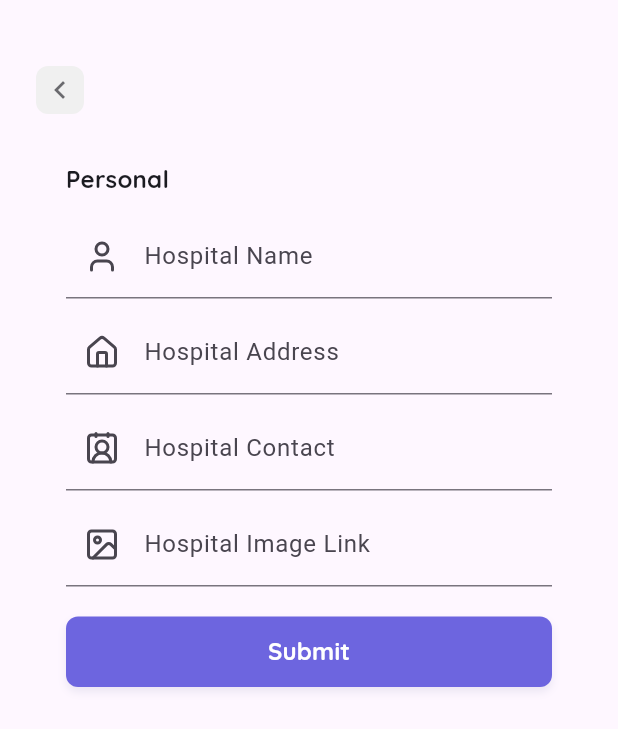
After one commit to syhrulhkim/blood_donation, a Flutter app: the MainAdmin screen opened directly, after a tap on the "add" icon, on a phone screen of 412 x 824 dp. The commit adds this screen. Shown: the top 729 px of the screen. Run offline on Flutter 3.47's test engine with Material 3 defaults, Android fonts, the phone set to English and light mode, and no system bars; our stand-ins replace cloud_firestore, firebase_core, google_fonts, lucide_icons, shared_preferences; accounts and stored records are empty; network calls fail.

Commit message:
read : read data from firebase

```diff
--- a/lib/api/main_api.dart
+++ b/lib/api/main_api.dart
@@ -1,6 +1,6 @@
+import 'dart:convert';
 import 'package:blood_donation/models/hospital.dart';
 import 'package:cloud_firestore/cloud_firestore.dart';
-import 'package:flutter/material.dart';
 
 class MainAPI {
   final _db = FirebaseFirestore.instance;
@@ -8,7 +8,8 @@ class MainAPI {
   Future<List<Hospital>> allHospital() async {
     final snapshot = await _db.collection("hospital").get();
     final data = snapshot.docs.map((e) => Hospital.fromSnapshot(e)).toList();
-    print("data : $data");
+    final jsonData = data.map((hospital) => json.encode(hospital)).toList();
+    print("data : $jsonData");
     return data;
   }
 }
--- a/lib/models/hospital.dart
+++ b/lib/models/hospital.dart
@@ -4,15 +4,30 @@ class Hospital {
   final String? id;
   final String hospitalID;
   final String criticalBloodId;
+  final String hospitalAddress;
+  final String hospitalName;
+  final String hospitalContact;
+  final String hospitalImage;
 
   const Hospital ({
     this.id,
     required this.hospitalID,
     required this.criticalBloodId,
+    required this.hospitalAddress,
+    required this.hospitalName,
+    required this.hospitalContact,
+    required this.hospitalImage,
   });
 
   toJson(){
-    return {"hospitalID" : hospitalID, "critical_bloodID": criticalBloodId};
+    return {
+      "hospitalID" : hospitalID,
+      "critical_bloodID": criticalBloodId,
+      "hospital_Address": hospitalAddress,
+      "hospital_Name": hospitalName,
+      "hospital_Image": hospitalContact,
+      "hospital_Contact": hospitalImage,
+    };
   }
 
 
@@ -21,8 +36,6 @@ class Hospital {
     List<Hospital> list = [];
     final snapshot = await _db.collection("hospital").get();
     final data = snapshot.docs.map((e) => Hospital.fromSnapshot(e)).toList();
-    print("data : $data");
-    print("hospitalList");
     return list;
   }
 
@@ -32,6 +45,10 @@ class Hospital {
       id: document.id,
       hospitalID: data["hospitalID"],
       criticalBloodId: data["critical_bloodID"],
+      hospitalAddress: data["hospital_Address"],
+      hospitalName: data["hospital_Name"],
+      hospitalContact: data["hospital_Contact"],
+      hospitalImage: data["hospital_Image"],
     );
   }
 }
--- /dev/null
+++ b/lib/screen/mainpage/hospital/hospital_add.dart
@@ -0,0 +1,154 @@
+import 'package:blood_donation/theme/app_theme.dart';
+import 'package:blood_donation/theme/custom_theme.dart';
+import 'package:blood_donation/widgets/my_button.dart';
+import 'package:blood_donation/widgets/my_container.dart';
+import 'package:blood_donation/widgets/my_spacing.dart';
+import 'package:blood_donation/widgets/my_text.dart';
+import 'package:flutter/material.dart';
+import 'package:lucide_icons/lucide_icons.dart';
+
+class HospitalAdd extends StatefulWidget {
+  const HospitalAdd({super.key});
+
+  @override
+  State<HospitalAdd> createState() => _HospitalAddState();
+}
+
+class _HospitalAddState extends State<HospitalAdd> {
+  late ThemeData theme;
+  late CustomTheme customTheme;
+
+  @override
+  void initState() {
+    super.initState();
+    theme = AppTheme.theme;
+    customTheme = AppTheme.customTheme;
+  }
+
+  @override
+  Widget build(BuildContext context) {
+    return Scaffold(
+      body: ListView(
+        padding: MySpacing.fromLTRB(24, 44, 24, 24),
+        children: [
+          Row(
+            mainAxisAlignment: MainAxisAlignment.spaceBetween,
+            children: [
+              InkWell(
+                onTap: () {
+                  Navigator.pop(context);
+                },
+                child: MyContainer(
+                  paddingAll: 4,
+                  borderRadiusAll: 8,
+                  child: Icon(
+                    Icons.chevron_left,
+                    color: theme.colorScheme.onBackground.withAlpha(160),
+                    size: 24,
+                  ),
+                ),
+              ),
+            ],
+          ),
+          MySpacing.height(32),
+          Container(
+            child: SingleChildScrollView(
+              child: Container(
+                padding: MySpacing.nTop(20),
+                child: Column(
+                  crossAxisAlignment: CrossAxisAlignment.start,
+                  children: <Widget>[
+                    Container(
+                      padding: EdgeInsets.only(
+                          left: 0, right: 20, top: 0, bottom: 12),
+                      child: MyText.titleMedium("Personal", fontWeight: 600),
+                    ),
+                    TextFormField(
+                      decoration: InputDecoration(
+                        labelText: "Hospital Name",
+                        border: theme.inputDecorationTheme.border,
+                        enabledBorder: theme.inputDecorationTheme.border,
+                        focusedBorder: theme.inputDecorationTheme.focusedBorder,
+                        prefixIcon: Icon(LucideIcons.user, size: 24),
+                      ),
+                    ),
+                    Container(
+                      margin: EdgeInsets.only(top: 8),
+                      child: TextFormField(
+                        decoration: InputDecoration(
+                          labelText: "Hospital Address",
+                          border: theme.inputDecorationTheme.border,
+                          enabledBorder: theme.inputDecorationTheme.border,
+                          focusedBorder:
+                              theme.inputDecorationTheme.focusedBorder,
+                          prefixIcon: Icon(LucideIcons.home, size: 24),
+                        ),
+                      ),
+                    ),
+                    Container(
+                      margin: EdgeInsets.only(top: 8),
+                      child: TextFormField(
+                        decoration: InputDecoration(
+                          labelText: "Hospital Contact",
+                          border: theme.inputDecorationTheme.border,
+                          enabledBorder: theme.inputDecorationTheme.border,
+                          focusedBorder:
+                              theme.inputDecorationTheme.focusedBorder,
+                          prefixIcon: Icon(LucideIcons.contact2, size: 24),
+                        ),
+                      ),
+                    ),
+                    Container(
+                      margin: EdgeInsets.only(top: 8),
+                      child: TextFormField(
+                        decoration: InputDecoration(
+                          labelText: "Hospital Image Link",
+                          border: theme.inputDecorationTheme.border,
+                          enabledBorder: theme.inputDecorationTheme.border,
+                          focusedBorder:
+                              theme.inputDecorationTheme.focusedBorder,
+                          prefixIcon: Icon(LucideIcons.image, size: 24),
+                        ),
+                      ),
+                    ),
+                    Container(
+                      margin: EdgeInsets.only(top: 20),
+                      alignment: Alignment.center,
+                      child: Container(
+                        decoration: BoxDecoration(
+                          borderRadius: BorderRadius.all(Radius.circular(8)),
+                          boxShadow: [
+                            BoxShadow(
+                              color: theme.colorScheme.primary.withAlpha(28),
+                              blurRadius: 4,
+                              offset: Offset(0, 3),
+                            ),
+                          ],
+                        ),
+                        child: MyButton.block(
+                          elevation: 0,
+                          borderRadiusAll: 8,
+                          padding: MySpacing.y(20),
+                          backgroundColor: AppTheme.customTheme.medicarePrimary,
+                          onPressed: () {
+                            // Navigator.of(context, rootNavigator: true).push(MaterialPageRoute(
+                            //     builder: (context) => MediCareAppointmentScreen()));
+                          },
+                          child: MyText.bodyLarge(
+                            'Submit',
+                            color: AppTheme.customTheme.medicareOnPrimary,
+                            fontWeight: 600,
+                          ),
+                        ),
+                      ),
+                    )
+                  ],
+                ),
+              ),
+            ),
+          )
+        ]
+      ),
+    );
+  }
+}
--- a/lib/screen/mainpage/main_admin.dart
+++ b/lib/screen/mainpage/main_admin.dart
@@ -1,10 +1,11 @@
-import 'package:blood_donation/models/category.dart';
-import 'package:blood_donation/models/doctor.dart';
+import 'package:blood_donation/api/main_api.dart';
+import 'package:blood_donation/models/hospital.dart';
+import 'package:blood_donation/screen/mainpage/hospital/hospital_add.dart';
+import 'package:blood_donation/screen/mainpage/hospital/hospital_details.dart';
 import 'package:blood_donation/screen/mainpage/notification_list.dart';
 import 'package:blood_donation/theme/app_theme.dart';
 import 'package:blood_donation/widgets/my_container.dart';
 import 'package:blood_donation/widgets/my_spacing.dart';
-import 'package:blood_donation/widgets/my_star_rating.dart';
 import 'package:blood_donation/widgets/my_text.dart';
 import 'package:blood_donation/widgets/my_text_style.dart';
 import 'package:flutter/material.dart';
@@ -19,89 +20,41 @@ class MainAdmin extends StatefulWidget {
 
 class _MainAdminState extends State<MainAdmin> {
   int selectedCategory = 0;
-  List<Category> categoryList = [];
-  List<Doctor> doctorList = [];
   late ThemeData theme;
   late CustomTheme customTheme;
+  List<Hospital> hospitalList = [];
 
   @override
   void initState() {
     super.initState();
     theme = AppTheme.theme;
     customTheme = AppTheme.customTheme;
-    categoryList = Category.categoryList();
-    doctorList = Doctor.doctorList();
+    _buildHospitalList();
   }
 
-  Widget _buildSingleCategory(
-      {int? index, String? categoryName, IconData? categoryIcon}) {
-    return Padding(
-      padding: MySpacing.right(16),
-      child: MyContainer(
-        paddingAll: 8,
-        borderRadiusAll: 8,
-        bordered: true,
-        border: Border.all(color: customTheme.border, width: 1),
-        color: selectedCategory == index
-            ? customTheme.card
-            : theme.scaffoldBackgroundColor,
-        onTap: () {
+  _buildHospitalList() async {
+    MainAPI mainAPI = MainAPI();
+    List<Hospital> list = await mainAPI.allHospital();
     setState(() {
-            selectedCategory = index!;
+      hospitalList = list;
     });
-        },
-        child: Row(
-          children: [
-            MyContainer.rounded(
-              color: theme.colorScheme.onBackground.withAlpha(16),
-              paddingAll: 4,
-              child: Icon(
-                categoryIcon,
-                color: customTheme.medicarePrimary,
-                size: 16,
-              ),
-            ),
-            MySpacing.width(8),
-            MyText.labelMedium(
-              categoryName!,
-              fontWeight: 600,
-            ),
-          ],
-        ),
-      ),
-    );
   }
 
-  List<Widget> _buildCategoryList() {
-    List<Widget> list = [];
-
-    list.add(MySpacing.width(24));
-
-    for (int i = 0; i < categoryList.length; i++) {
-      list.add(_buildSingleCategory(
-          index: i,
-          categoryName: categoryList[i].category,
-          categoryIcon: categoryList[i].categoryIcon));
-    }
-    return list;
-  }
-
-  List<Widget> _buildDoctorList() {
-    List<Widget> list = [];
-
-    list.add(MySpacing.width(16));
-
-    for (int i = 0; i < doctorList.length; i++) {
-      list.add(_buildSingleDoctor(doctorList[i]));
-    }
-    return list;
-  }
-
-  Widget _buildSingleDoctor(Doctor doctor) {
+  Widget _buildAllHospital() {
+    if (hospitalList.isEmpty) {
+      return Column(
+        children: [
+          CircularProgressIndicator(),
+        ],
+      );
+    } else {
+      return Column(
+        children: List.generate(hospitalList.length, (index) {
+          final hospList = hospitalList[index];
           return MyContainer(
             onTap: () {
-        // Navigator.of(context, rootNavigator: true).push(MaterialPageRoute(
-        //     builder: (context) => MediCareSingleDoctorScreen(doctor)));
+              Navigator.of(context, rootNavigator: true).push(MaterialPageRoute(
+                  builder: (context) => HospitalDetails(hospList)));
             },
             margin: MySpacing.fromLTRB(24, 0, 24, 16),
             paddingAll: 16,
@@ -113,10 +66,11 @@ class _MainAdminState extends State<MainAdmin> {
                   borderRadiusAll: 8,
                   child: ClipRRect(
                     borderRadius: BorderRadius.all(Radius.circular(16)),
-              child: Image(
+                    child: Image.network(
+                      hospList.hospitalImage,
                       width: 72,
                       height: 72,
-                image: AssetImage(doctor.image),
+                      fit: BoxFit.cover,
                     ),
                   ),
                 ),
@@ -126,27 +80,20 @@ class _MainAdminState extends State<MainAdmin> {
                     crossAxisAlignment: CrossAxisAlignment.start,
                     children: [
                       MyText.bodyLarge(
-                  doctor.name,
+                        hospList.hospitalName,
                         fontWeight: 600,
                       ),
                       MySpacing.height(4),
                       MyText.bodySmall(
-                  doctor.category,
+                        hospList.hospitalAddress,
+                        maxLines: 1,
                         xMuted: true,
                       ),
                       MySpacing.height(12),
                       Row(
                         children: [
-                    MyStarRating(
-                      rating: doctor.ratings,
-                      showInactive: true,
-                      size: 15,
-                      inactiveColor:
-                          theme.colorScheme.onBackground.withAlpha(180),
-                    ),
-                    MySpacing.width(4),
                           MyText.bodySmall(
-                      '${doctor.ratings} | ${doctor.reviews} Reviews',
+                            '${hospList.hospitalContact}',
                             xMuted: true,
                           ),
                         ],
@@ -157,6 +104,9 @@ class _MainAdminState extends State<MainAdmin> {
               ],
             ),
           );
+        }),
+      );
+    }
   }
 
   @override
@@ -189,7 +139,7 @@ class _MainAdminState extends State<MainAdmin> {
                         ),
                         MySpacing.width(4),
                         MyText.bodySmall(
-                          'Semarang, INA',
+                          'Terengganu, Malaysia',
                           color: theme.colorScheme.onBackground,
                           fontWeight: 600,
                         ),
@@ -234,8 +184,8 @@ class _MainAdminState extends State<MainAdmin> {
             child: TextFormField(
               decoration: InputDecoration(
                 filled: true,
-                labelText: "Search a doctor or health issue",
-                hintText: "Search a doctor or health issue",
+                labelText: "Search a hospital",
+                hintText: "Search a hospital",
                 labelStyle: MyTextStyle.getStyle(
                     color: customTheme.medicarePrimary,
                     fontSize: 12,
@@ -287,11 +237,11 @@ class _MainAdminState extends State<MainAdmin> {
               mainAxisAlignment: MainAxisAlignment.spaceBetween,
               children: [
                 MyText.bodyMedium(
-                  'Upcoming Schedule',
+                  'Admin Dashboard',
                   fontWeight: 700,
                 ),
                 MyText.bodySmall(
-                  'See all',
+                  'See more',
                   color: customTheme.medicarePrimary,
                   fontSize: 10,
                 ),
@@ -302,7 +252,7 @@ class _MainAdminState extends State<MainAdmin> {
           MyContainer(
             borderRadiusAll: 8,
             margin: MySpacing.horizontal(24),
-            color: customTheme.medicarePrimary,
+            color: Colors.green[400],
             child: Column(
               children: [
                 Row(
@@ -327,26 +277,16 @@ class _MainAdminState extends State<MainAdmin> {
                         crossAxisAlignment: CrossAxisAlignment.start,
                         children: [
                           MyText.bodySmall(
-                            'Dr.Haley lawrence',
+                            'Admin',
                             color: customTheme.medicareOnPrimary,
                             fontWeight: 700,
                           ),
                           MyText.bodySmall(
-                            'Dermatologists',
+                            'Available to donate',
                             fontSize: 10,
                             color: customTheme.medicareOnPrimary.withAlpha(200),
                           ),
                         ],
-                      ),
-                    ),
-                    MySpacing.width(16),
-                    MyContainer.rounded(
-                      paddingAll: 4,
-                      color: customTheme.medicareOnPrimary,
-                      child: Icon(
-                        Icons.videocam_outlined,
-                        color: customTheme.medicarePrimary,
-                        size: 16,
                       ),
                     ),
                   ],
@@ -365,7 +305,12 @@ class _MainAdminState extends State<MainAdmin> {
                       ),
                       MySpacing.width(8),
                       MyText.bodySmall(
-                        'Sun, Jan 19, 08:00am - 10:00am',
+                        'Last Donate :',
+                        color: customTheme.medicareOnPrimary,
+                      ),
+                      MySpacing.width(8),
+                      MyText.bodySmall(
+                        'Sun, Apr 24, 10:00am',
                         color: customTheme.medicareOnPrimary,
                       ),
                     ],
@@ -381,28 +326,26 @@ class _MainAdminState extends State<MainAdmin> {
               mainAxisAlignment: MainAxisAlignment.spaceBetween,
               children: [
                 MyText.bodyMedium(
-                  'Let\'s find your doctor',
+                  'Find your nearest hospital',
                   fontWeight: 700,
                 ),
-                Icon(
-                  Icons.tune_outlined,
+                MyContainer(
+                  color: Colors.transparent,
+                  onTap: () {
+                    Navigator.of(context, rootNavigator: true).push(MaterialPageRoute(
+                    builder: (context) => HospitalAdd()));
+                  },
+                  child: Icon(
+                    Icons.add,
                     color: customTheme.medicarePrimary,
                     size: 20,
+                  ),
                 ),
               ],
             ),
           ),
-          MySpacing.height(24),
-          SingleChildScrollView(
-            scrollDirection: Axis.horizontal,
-            child: Row(
-              children: _buildCategoryList(),
-            ),
-          ),
           MySpacing.height(16),
-          Column(
-            children: _buildDoctorList(),
-          ),
+          _buildAllHospital(),
         ],
       ),
     );
--- a/lib/screen/mainpage/mainpage.dart
+++ b/lib/screen/mainpage/mainpage.dart
@@ -28,7 +28,7 @@ class _MainPageState extends State<MainPage> {
   late ThemeData theme;
   late CustomTheme customTheme;
   List<MyBottomNavigationBarItem> items = [];
-  String role = "user";
+  String role = "admin";
 
   @override
   void initState() {
--- a/pubspec.yaml
+++ b/pubspec.yaml
@@ -16,6 +16,7 @@ dependencies:
   firebase_core: ^2.30.0
   firebase_auth: ^4.19.2
   cloud_firestore: ^4.17.0
+  firebase_app_check: ^0.2.2+3
 
 dev_dependencies:
   flutter_test:
```
Also changed, not shown: lib/screen/mainpage/hospital/hospital_details.dart (added, +242 -0 lines), lib/screen/mainpage/main_user.dart (+6 -1 lines), firebase.json, pubspec.lock, 2 other files. Lines whose indentation alone changed are shown as unchanged.
